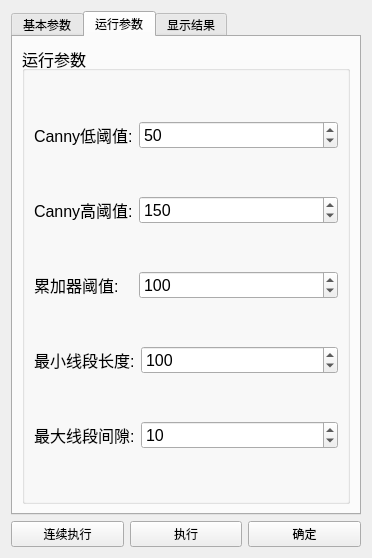
Qt form LineParamsDialog.ui (OvO641651/VisionFlow_Node) before a commit.
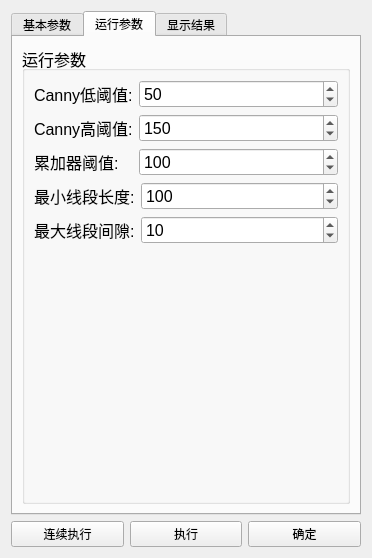
The same form after that commit. The open tabs and pages were chosen to show the change.

What changed in the file:
```diff
--- a/LineParamsDialog.ui
+++ b/LineParamsDialog.ui
@@ -674,6 +674,22 @@
                 </item>
                </layout>
               </item>
+              <item>
+               <widget class="QLabel" name="validate_hint">
+                <property name="visible">
+                 <bool>false</bool>
+                </property>
+                <property name="text">
+                 <string/>
+                </property>
+                <property name="wordWrap">
+                 <bool>true</bool>
+                </property>
+                <property name="toolTip">
+                 <string>参数校验提示：能安全纠正的参数已自动改好；纠正不了的参数会让本节点在执行时被跳过（图像原样传给下游）</string>
+                </property>
+               </widget>
+              </item>
              </layout>
             </item>
            </layout>
```
